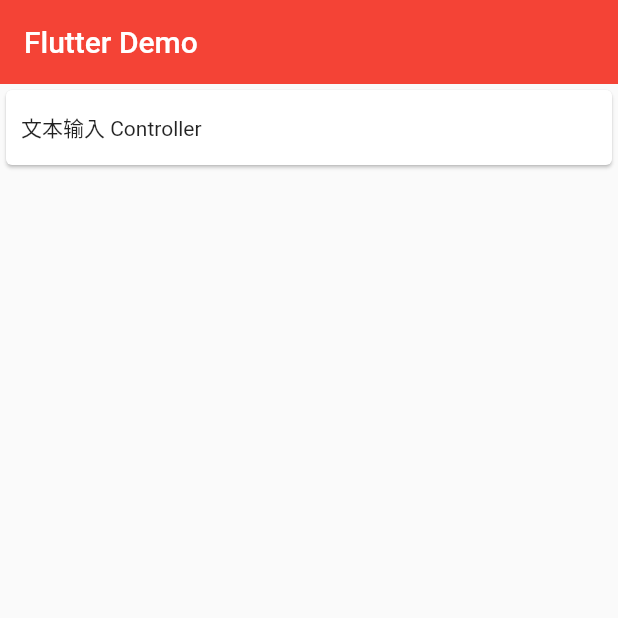
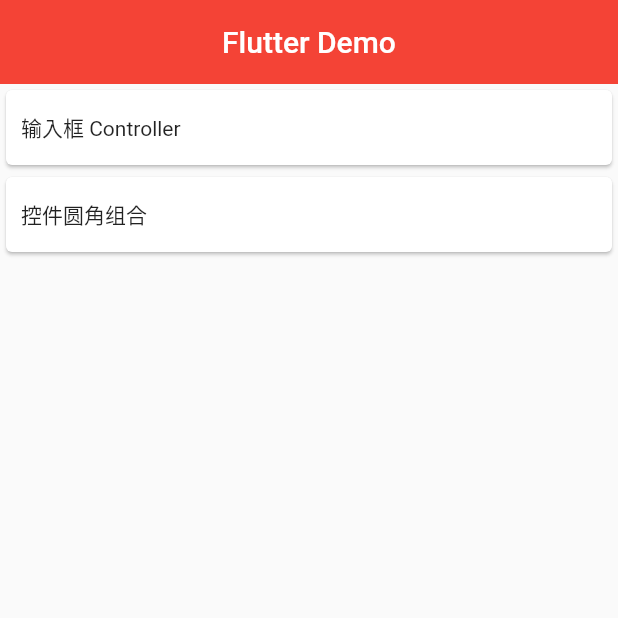
Before and after one commit to MYWProgram/flutter_demo, a Flutter app: the screen it shows after launch, on a phone screen of 412 x 824 dp, the top half of it. Run offline on Flutter 3.47's test engine with Material 2 defaults, Android fonts, the phone set to English and light mode, and no system bars.

Commit message:
feat: 新增 demo 控件圆角组合。

```diff
--- a/lib/main.dart
+++ b/lib/main.dart
@@ -1,5 +1,6 @@
 import 'package:flutter/material.dart';
 import 'package:flutter_demo/widget/controller_demo_page.dart';
+import 'package:flutter_demo/widget/clip_demo_page.dart';
 
 void main() {
   runApp(MyApp());
@@ -36,14 +37,13 @@
     var routeList = router.keys.toList();
     return Scaffold(
       appBar: AppBar(
-        // title: Container(
-        //   child: Text(
-        //     widget.title,
-        //     style: TextStyle(color: Colors.white),
-        //   ),
-        //   alignment: Alignment.center,
-        // ),
-        title: Text(widget.title),
+        title: Container(
+          child: Text(
+            widget.title,
+            style: TextStyle(color: Colors.white),
+          ),
+          alignment: Alignment.center,
+        ),
         elevation: 0,
         backgroundColor: Colors.red,
       ),
@@ -70,5 +70,6 @@
 }
 
 Map<String, WidgetBuilder> router = {
-  "文本输入 Controller": (context) => new ControllerDemoPage(),
+  '输入框 Controller': (context) => new ControllerDemoPage(),
+  '控件圆角组合': (context) => new ClipDemoPage(),
 };
--- a/pubspec.yaml
+++ b/pubspec.yaml
@@ -19,3 +19,5 @@
 
 flutter:
   uses-material-design: true
+  assets:
+    - assets/images/
```
Also changed, not shown: lib/widget/clip_demo_page.dart (added, +79 -0 lines), assets/images/cat.jpg (added).
